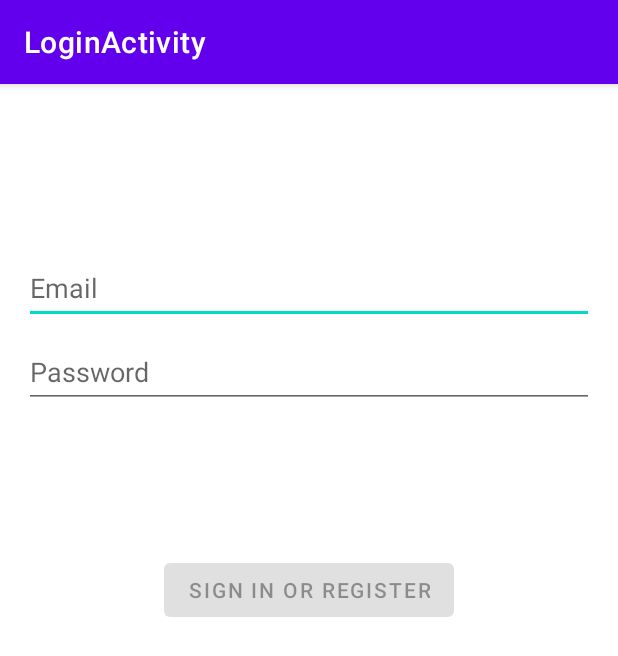
After one commit to ABRAHAM-UMANA-D/barCustomerServiceApplication, an Android app: the LoginActivity screen opened directly, with no data from a screen before it, on a phone screen of 412 x 824 dp. The commit adds this screen. Shown: the top 656 px of the screen. Run offline under Robolectric (Android 15) with nearby library versions, the phone set to English and light mode, and no system bars.

Commit message:
Update Abraham project

```diff
--- a/app/build.gradle
+++ b/app/build.gradle
@@ -25,6 +25,9 @@ android {
         sourceCompatibility JavaVersion.VERSION_1_8
         targetCompatibility JavaVersion.VERSION_1_8
     }
+    buildFeatures {
+        viewBinding true
+    }
 }
 
 dependencies {
@@ -39,6 +42,9 @@ dependencies {
     implementation 'com.google.firebase:firebase-storage:20.0.1'
     implementation 'com.google.android.gms:play-services-maps:18.0.2'
     implementation 'androidx.swiperefreshlayout:swiperefreshlayout:1.1.0'
+    implementation 'androidx.annotation:annotation:1.2.0'
+    implementation 'androidx.lifecycle:lifecycle-livedata-ktx:2.3.1'
+    implementation 'androidx.lifecycle:lifecycle-viewmodel-ktx:2.3.1'
     testImplementation 'junit:junit:4.13.2'
     androidTestImplementation 'androidx.test.ext:junit:1.1.3'
     androidTestImplementation 'androidx.test.espresso:espresso-core:3.4.0'
--- a/app/src/main/AndroidManifest.xml
+++ b/app/src/main/AndroidManifest.xml
@@ -14,6 +14,10 @@
         android:theme="@style/Theme.BarCustomerService"
         tools:targetApi="31">
         <activity
+            android:name=".ui.login.LoginActivity"
+            android:exported="false"
+            android:label="@string/title_activity_login" />
+        <activity
             android:name=".MainActivity"
             android:exported="true">
             <intent-filter>
--- /dev/null
+++ b/app/src/main/java/com/example/barcustomerservice/data/LoginRepository.java
@@ -0,0 +1,54 @@
+package com.example.barcustomerservice.data;
+
+import com.example.barcustomerservice.data.model.LoggedInUser;
+
+/**
+ * Class that requests authentication and user information from the remote data source and
+ * maintains an in-memory cache of login status and user credentials information.
+ */
+public class LoginRepository {
+
+    private static volatile LoginRepository instance;
+
+    private LoginDataSource dataSource;
+
+    // If user credentials will be cached in local storage, it is recommended it be encrypted
+    // @see https://developer.android.com/training/articles/keystore
+    private LoggedInUser user = null;
+
+    // private constructor : singleton access
+    private LoginRepository(LoginDataSource dataSource) {
+        this.dataSource = dataSource;
+    }
+
+    public static LoginRepository getInstance(LoginDataSource dataSource) {
+        if (instance == null) {
+            instance = new LoginRepository(dataSource);
+        }
+        return instance;
+    }
+
+    public boolean isLoggedIn() {
+        return user != null;
+    }
+
+    public void logout() {
+        user = null;
+        dataSource.logout();
+    }
+
+    private void setLoggedInUser(LoggedInUser user) {
+        this.user = user;
+        // If user credentials will be cached in local storage, it is recommended it be encrypted
+        // @see https://developer.android.com/training/articles/keystore
+    }
+
+    public Result<LoggedInUser> login(String username, String password) {
+        // handle login
+        Result<LoggedInUser> result = dataSource.login(username, password);
+        if (result instanceof Result.Success) {
+            setLoggedInUser(((Result.Success<LoggedInUser>) result).getData());
+        }
+        return result;
+    }
+}
--- /dev/null
+++ b/app/src/main/java/com/example/barcustomerservice/ui/login/LoginActivity.java
@@ -0,0 +1,136 @@
+package com.example.barcustomerservice.ui.login;
+
+import android.app.Activity;
+
+import androidx.lifecycle.Observer;
+import androidx.lifecycle.ViewModelProvider;
+
+import android.os.Bundle;
+
+import androidx.annotation.Nullable;
+import androidx.annotation.StringRes;
+import androidx.appcompat.app.AppCompatActivity;
+
+import android.text.Editable;
+import android.text.TextWatcher;
+import android.view.KeyEvent;
+import android.view.View;
+import android.view.inputmethod.EditorInfo;
+import android.widget.Button;
+import android.widget.EditText;
+import android.widget.ProgressBar;
+import android.widget.TextView;
+import android.widget.Toast;
+
+import com.example.barcustomerservice.R;
+import com.example.barcustomerservice.ui.login.LoginViewModel;
+import com.example.barcustomerservice.ui.login.LoginViewModelFactory;
+import com.example.barcustomerservice.databinding.ActivityLoginBinding;
+
+public class LoginActivity extends AppCompatActivity {
+
+    private LoginViewModel loginViewModel;
+    private ActivityLoginBinding binding;
+
+    @Override
+    public void onCreate(Bundle savedInstanceState) {
+        super.onCreate(savedInstanceState);
+
+        binding = ActivityLoginBinding.inflate(getLayoutInflater());
+        setContentView(binding.getRoot());
+
+        loginViewModel = new ViewModelProvider(this, new LoginViewModelFactory())
+                .get(LoginViewModel.class);
+
+        final EditText usernameEditText = binding.username;
+        final EditText passwordEditText = binding.password;
+        final Button loginButton = binding.login;
+        final ProgressBar loadingProgressBar = binding.loading;
+
+        loginViewModel.getLoginFormState().observe(this, new Observer<LoginFormState>() {
+            @Override
+            public void onChanged(@Nullable LoginFormState loginFormState) {
+                if (loginFormState == null) {
+                    return;
+                }
+                loginButton.setEnabled(loginFormState.isDataValid());
+                if (loginFormState.getUsernameError() != null) {
+                    usernameEditText.setError(getString(loginFormState.getUsernameError()));
+                }
+                if (loginFormState.getPasswordError() != null) {
+                    passwordEditText.setError(getString(loginFormState.getPasswordError()));
+                }
+            }
+        });
+
+        loginViewModel.getLoginResult().observe(this, new Observer<LoginResult>() {
+            @Override
+            public void onChanged(@Nullable LoginResult loginResult) {
+                if (loginResult == null) {
+                    return;
+                }
+                loadingProgressBar.setVisibility(View.GONE);
+                if (loginResult.getError() != null) {
+                    showLoginFailed(loginResult.getError());
+                }
+                if (loginResult.getSuccess() != null) {
+                    updateUiWithUser(loginResult.getSuccess());
+                }
+                setResult(Activity.RESULT_OK);
+
+                //Complete and destroy login activity once successful
+                finish();
+            }
+        });
+
+        TextWatcher afterTextChangedListener = new TextWatcher() {
+            @Override
+            public void beforeTextChanged(CharSequence s, int start, int count, int after) {
+                // ignore
+            }
+
+            @Override
+            public void onTextChanged(CharSequence s, int start, int before, int count) {
+                // ignore
+            }
+
+            @Override
+            public void afterTextChanged(Editable s) {
+                loginViewModel.loginDataChanged(usernameEditText.getText().toString(),
+                        passwordEditText.getText().toString());
+            }
+        };
+        usernameEditText.addTextChangedListener(afterTextChangedListener);
+        passwordEditText.addTextChangedListener(afterTextChangedListener);
+        passwordEditText.setOnEditorActionListener(new TextView.OnEditorActionListener() {
+
+            @Override
+            public boolean onEditorAction(TextView v, int actionId, KeyEvent event) {
+                if (actionId == EditorInfo.IME_ACTION_DONE) {
+                    loginViewModel.login(usernameEditText.getText().toString(),
+                            passwordEditText.getText().toString());
+                }
+                return false;
+            }
+        });
+
+        loginButton.setOnClickListener(new View.OnClickListener() {
+            @Override
+            public void onClick(View v) {
+                loadingProgressBar.setVisibility(View.VISIBLE);
+                loginViewModel.login(usernameEditText.getText().toString(),
+                        passwordEditText.getText().toString());
+            }
+        });
+    }
+
+    private void updateUiWithUser(LoggedInUserView model) {
+        String welcome = getString(R.string.welcome) + model.getDisplayName();
+        // TODO : initiate successful logged in experience
+        Toast.makeText(getApplicationContext(), welcome, Toast.LENGTH_LONG).show();
+    }
+
+    private void showLoginFailed(@StringRes Integer errorString) {
+        Toast.makeText(getApplicationContext(), errorString, Toast.LENGTH_SHORT).show();
+    }
+}
--- /dev/null
+++ b/app/src/main/java/com/example/barcustomerservice/ui/login/LoginViewModel.java
@@ -0,0 +1,70 @@
+package com.example.barcustomerservice.ui.login;
+
+import androidx.lifecycle.LiveData;
+import androidx.lifecycle.MutableLiveData;
+import androidx.lifecycle.ViewModel;
+
+import android.util.Patterns;
+
+import com.example.barcustomerservice.data.LoginRepository;
+import com.example.barcustomerservice.data.Result;
+import com.example.barcustomerservice.data.model.LoggedInUser;
+import com.example.barcustomerservice.R;
+
+public class LoginViewModel extends ViewModel {
+
+    private MutableLiveData<LoginFormState> loginFormState = new MutableLiveData<>();
+    private MutableLiveData<LoginResult> loginResult = new MutableLiveData<>();
+    private LoginRepository loginRepository;
+
+    LoginViewModel(LoginRepository loginRepository) {
+        this.loginRepository = loginRepository;
+    }
+
+    LiveData<LoginFormState> getLoginFormState() {
+        return loginFormState;
+    }
+
+    LiveData<LoginResult> getLoginResult() {
+        return loginResult;
+    }
+
+    public void login(String username, String password) {
+        // can be launched in a separate asynchronous job
+        Result<LoggedInUser> result = loginRepository.login(username, password);
+
+        if (result instanceof Result.Success) {
+            LoggedInUser data = ((Result.Success<LoggedInUser>) result).getData();
+            loginResult.setValue(new LoginResult(new LoggedInUserView(data.getDisplayName())));
+        } else {
+            loginResult.setValue(new LoginResult(R.string.login_failed));
+        }
+    }
+
+    public void loginDataChanged(String username, String password) {
+        if (!isUserNameValid(username)) {
+            loginFormState.setValue(new LoginFormState(R.string.invalid_username, null));
+        } else if (!isPasswordValid(password)) {
+            loginFormState.setValue(new LoginFormState(null, R.string.invalid_password));
+        } else {
+            loginFormState.setValue(new LoginFormState(true));
+        }
+    }
+
+    // A placeholder username validation check
+    private boolean isUserNameValid(String username) {
+        if (username == null) {
+            return false;
+        }
+        if (username.contains("@")) {
+            return Patterns.EMAIL_ADDRESS.matcher(username).matches();
+        } else {
+            return !username.trim().isEmpty();
+        }
+    }
+
+    // A placeholder password validation check
+    private boolean isPasswordValid(String password) {
+        return password != null && password.trim().length() > 5;
+    }
+}
--- /dev/null
+++ b/app/src/main/java/com/example/barcustomerservice/ui/login/LoginViewModelFactory.java
@@ -0,0 +1,26 @@
+package com.example.barcustomerservice.ui.login;
+
+import androidx.lifecycle.ViewModel;
+import androidx.lifecycle.ViewModelProvider;
+import androidx.annotation.NonNull;
+
+import com.example.barcustomerservice.data.LoginDataSource;
+import com.example.barcustomerservice.data.LoginRepository;
+
+/**
+ * ViewModel provider factory to instantiate LoginViewModel.
+ * Required given LoginViewModel has a non-empty constructor
+ */
+public class LoginViewModelFactory implements ViewModelProvider.Factory {
+
+    @NonNull
+    @Override
+    @SuppressWarnings("unchecked")
+    public <T extends ViewModel> T create(@NonNull Class<T> modelClass) {
+        if (modelClass.isAssignableFrom(LoginViewModel.class)) {
+            return (T) new LoginViewModel(LoginRepository.getInstance(new LoginDataSource()));
+        } else {
+            throw new IllegalArgumentException("Unknown ViewModel class");
+        }
+    }
+}
--- /dev/null
+++ b/app/src/main/res/layout-w1240dp/activity_login.xml
@@ -0,0 +1,71 @@
+<?xml version="1.0" encoding="utf-8"?>
+<androidx.constraintlayout.widget.ConstraintLayout xmlns:android="http://schemas.android.com/apk/res/android"
+    xmlns:app="http://schemas.android.com/apk/res-auto"
+    xmlns:tools="http://schemas.android.com/tools"
+    android:id="@+id/container"
+    android:layout_width="match_parent"
+    android:layout_height="match_parent"
+    android:paddingLeft="@dimen/activity_horizontal_margin"
+    android:paddingTop="@dimen/activity_vertical_margin"
+    android:paddingRight="@dimen/activity_horizontal_margin"
+    android:paddingBottom="@dimen/activity_vertical_margin"
+    tools:context=".ui.login.LoginActivity">
+
+    <EditText
+        android:id="@+id/username"
+        android:layout_width="0dp"
+        android:layout_height="wrap_content"
+        android:layout_marginTop="96dp"
+        android:hint="@string/prompt_email"
+        android:inputType="textEmailAddress"
+        android:minHeight="48dp"
+        android:selectAllOnFocus="true"
+        app:layout_constraintEnd_toEndOf="parent"
+        app:layout_constraintStart_toStartOf="parent"
+        app:layout_constraintTop_toTopOf="parent" />
+
+    <EditText
+        android:id="@+id/password"
+        android:layout_width="0dp"
+        android:layout_height="wrap_content"
+        android:layout_marginTop="8dp"
+        android:hint="@string/prompt_password"
+        android:imeActionLabel="@string/action_sign_in_short"
+        android:imeOptions="actionDone"
+        android:inputType="textPassword"
+        android:minHeight="48dp"
+        android:selectAllOnFocus="true"
+        app:layout_constraintEnd_toEndOf="parent"
+        app:layout_constraintStart_toStartOf="parent"
+        app:layout_constraintTop_toBottomOf="@+id/username" />
+
+    <Button
+        android:id="@+id/login"
+        android:layout_width="wrap_content"
+        android:layout_height="wrap_content"
+        android:layout_gravity="start"
+        android:layout_marginTop="16dp"
+        android:layout_marginBottom="64dp"
+        android:enabled="false"
+        android:text="@string/action_sign_in"
+        app:layout_constraintBottom_toBottomOf="parent"
+        app:layout_constraintEnd_toEndOf="parent"
+        app:layout_constraintStart_toStartOf="parent"
+        app:layout_constraintTop_toBottomOf="@+id/password"
+        app:layout_constraintVertical_bias="0.2" />
+
+    <ProgressBar
+        android:id="@+id/loading"
+        android:layout_width="wrap_content"
+        android:layout_height="wrap_content"
+        android:layout_gravity="center"
+        android:layout_marginTop="64dp"
+        android:layout_marginBottom="64dp"
+        android:visibility="gone"
+        app:layout_constraintBottom_toBottomOf="parent"
+        app:layout_constraintEnd_toEndOf="@+id/password"
+        app:layout_constraintStart_toStartOf="@+id/password"
+        app:layout_constraintTop_toTopOf="parent"
+        app:layout_constraintVertical_bias="0.3" />
+
+</androidx.constraintlayout.widget.ConstraintLayout>
--- /dev/null
+++ b/app/src/main/res/layout-w936dp/activity_login.xml
@@ -0,0 +1,78 @@
+<?xml version="1.0" encoding="utf-8"?>
+<androidx.constraintlayout.widget.ConstraintLayout xmlns:android="http://schemas.android.com/apk/res/android"
+    xmlns:app="http://schemas.android.com/apk/res-auto"
+    xmlns:tools="http://schemas.android.com/tools"
+    android:id="@+id/container"
+    android:layout_width="match_parent"
+    android:layout_height="match_parent"
+    android:paddingLeft="@dimen/activity_horizontal_margin"
+    android:paddingTop="@dimen/activity_vertical_margin"
+    android:paddingRight="@dimen/activity_horizontal_margin"
+    android:paddingBottom="@dimen/activity_vertical_margin"
+    tools:context=".ui.login.LoginActivity">
+
+    <androidx.constraintlayout.widget.ConstraintLayout
+        android:layout_width="840dp"
+        android:layout_height="match_parent"
+        app:layout_constraintEnd_toEndOf="parent"
+        app:layout_constraintStart_toStartOf="parent">
+
+        <EditText
+            android:id="@+id/username"
+            android:layout_width="0dp"
+            android:layout_height="wrap_content"
+            android:layout_marginTop="96dp"
+            android:hint="@string/prompt_email"
+            android:inputType="textEmailAddress"
+            android:minHeight="48dp"
+            android:selectAllOnFocus="true"
+            app:layout_constraintEnd_toEndOf="parent"
+            app:layout_constraintStart_toStartOf="parent"
+            app:layout_constraintTop_toTopOf="parent" />
+
+        <EditText
+            android:id="@+id/password"
+            android:layout_width="0dp"
+            android:layout_height="wrap_content"
+            android:layout_marginTop="8dp"
+            android:hint="@string/prompt_password"
+            android:imeActionLabel="@string/action_sign_in_short"
+            android:imeOptions="actionDone"
+            android:inputType="textPassword"
+            android:minHeight="48dp"
+            android:selectAllOnFocus="true"
+            app:layout_constraintEnd_toEndOf="parent"
+            app:layout_constraintStart_toStartOf="parent"
+            app:layout_constraintTop_toBottomOf="@+id/username" />
+
+        <Button
+            android:id="@+id/login"
+            android:layout_width="wrap_content"
+            android:layout_height="wrap_content"
+            android:layout_gravity="start"
+            android:layout_marginTop="16dp"
+            android:layout_marginBottom="64dp"
+            android:enabled="false"
+            android:text="@string/action_sign_in"
+            app:layout_constraintBottom_toBottomOf="parent"
+            app:layout_constraintEnd_toEndOf="parent"
+            app:layout_constraintStart_toStartOf="parent"
+            app:layout_constraintTop_toBottomOf="@+id/password"
+            app:layout_constraintVertical_bias="0.2" />
+
+        <ProgressBar
+            android:id="@+id/loading"
+            android:layout_width="wrap_content"
+            android:layout_height="wrap_content"
+            android:layout_gravity="center"
+            android:layout_marginTop="64dp"
+            android:layout_marginBottom="64dp"
+            android:visibility="gone"
+            app:layout_constraintBottom_toBottomOf="parent"
+            app:layout_constraintEnd_toEndOf="@+id/password"
+            app:layout_constraintStart_toStartOf="@+id/password"
+            app:layout_constraintTop_toTopOf="parent"
+            app:layout_constraintVertical_bias="0.3" />
+
+    </androidx.constraintlayout.widget.ConstraintLayout>
+</androidx.constraintlayout.widget.ConstraintLayout>
--- /dev/null
+++ b/app/src/main/res/layout/activity_login.xml
@@ -0,0 +1,71 @@
+<?xml version="1.0" encoding="utf-8"?>
+<androidx.constraintlayout.widget.ConstraintLayout xmlns:android="http://schemas.android.com/apk/res/android"
+    xmlns:app="http://schemas.android.com/apk/res-auto"
+    xmlns:tools="http://schemas.android.com/tools"
+    android:id="@+id/container"
+    android:layout_width="match_parent"
+    android:layout_height="match_parent"
+    android:paddingLeft="@dimen/activity_horizontal_margin"
+    android:paddingTop="@dimen/activity_vertical_margin"
+    android:paddingRight="@dimen/activity_horizontal_margin"
+    android:paddingBottom="@dimen/activity_vertical_margin"
+    tools:context=".ui.login.LoginActivity">
+
+    <EditText
+        android:id="@+id/username"
+        android:layout_width="0dp"
+        android:layout_height="wrap_content"
+        android:layout_marginTop="96dp"
+        android:hint="@string/prompt_email"
+        android:inputType="textEmailAddress"
+        android:minHeight="48dp"
+        android:selectAllOnFocus="true"
+        app:layout_constraintEnd_toEndOf="parent"
+        app:layout_constraintStart_toStartOf="parent"
+        app:layout_constraintTop_toTopOf="parent" />
+
+    <EditText
+        android:id="@+id/password"
+        android:layout_width="0dp"
+        android:layout_height="wrap_content"
+        android:layout_marginTop="8dp"
+        android:hint="@string/prompt_password"
+        android:imeActionLabel="@string/action_sign_in_short"
+        android:imeOptions="actionDone"
+        android:inputType="textPassword"
+        android:minHeight="48dp"
+        android:selectAllOnFocus="true"
+        app:layout_constraintEnd_toEndOf="parent"
+        app:layout_constraintStart_toStartOf="parent"
+        app:layout_constraintTop_toBottomOf="@+id/username" />
+
+    <Button
+        android:id="@+id/login"
+        android:layout_width="wrap_content"
+        android:layout_height="wrap_content"
+        android:layout_gravity="start"
+        android:layout_marginTop="16dp"
+        android:layout_marginBottom="64dp"
+        android:enabled="false"
+        android:text="@string/action_sign_in"
+        app:layout_constraintBottom_toBottomOf="parent"
+        app:layout_constraintEnd_toEndOf="parent"
+        app:layout_constraintStart_toStartOf="parent"
+        app:layout_constraintTop_toBottomOf="@+id/password"
+        app:layout_constraintVertical_bias="0.2" />
+
+    <ProgressBar
+        android:id="@+id/loading"
+        android:layout_width="wrap_content"
+        android:layout_height="wrap_content"
+        android:layout_gravity="center"
+        android:layout_marginTop="64dp"
+        android:layout_marginBottom="64dp"
+        android:visibility="gone"
+        app:layout_constraintBottom_toBottomOf="parent"
+        app:layout_constraintEnd_toEndOf="@+id/password"
+        app:layout_constraintStart_toStartOf="@+id/password"
+        app:layout_constraintTop_toTopOf="parent"
+        app:layout_constraintVertical_bias="0.3" />
+
+</androidx.constraintlayout.widget.ConstraintLayout>
--- /dev/null
+++ b/app/src/main/res/values/dimens.xml
@@ -0,0 +1,5 @@
+<resources>
+    <!-- Default screen margins, per the Android Design guidelines. -->
+    <dimen name="activity_horizontal_margin">16dp</dimen>
+    <dimen name="activity_vertical_margin">16dp</dimen>
+</resources>
--- a/app/src/main/res/values/strings.xml
+++ b/app/src/main/res/values/strings.xml
@@ -1,3 +1,12 @@
 <resources>
     <string name="app_name">BarCustomerService</string>
+    <string name="title_activity_login">LoginActivity</string>
+    <string name="prompt_email">Email</string>
+    <string name="prompt_password">Password</string>
+    <string name="action_sign_in">Sign in or register</string>
+    <string name="action_sign_in_short">Sign in</string>
+    <string name="welcome">"Welcome !"</string>
+    <string name="invalid_username">Not a valid username</string>
+    <string name="invalid_password">Password must be >5 characters</string>
+    <string name="login_failed">"Login failed"</string>
 </resources>
```
Also changed, not shown: app/src/main/java/com/example/barcustomerservice/data/LoginDataSource.java (added, +29 -0 lines), app/src/main/java/com/example/barcustomerservice/data/Result.java (added, +48 -0 lines), app/src/main/java/com/example/barcustomerservice/data/model/LoggedInUser.java (added, +23 -0 lines), app/src/main/java/com/example/barcustomerservice/ui/login/LoggedInUserView.java (added, +17 -0 lines), app/src/main/java/com/example/barcustomerservice/ui/login/LoginFormState.java (added, +40 -0 lines), app/src/main/java/com/example/barcustomerservice/ui/login/LoginResult.java (added, +31 -0 lines).
